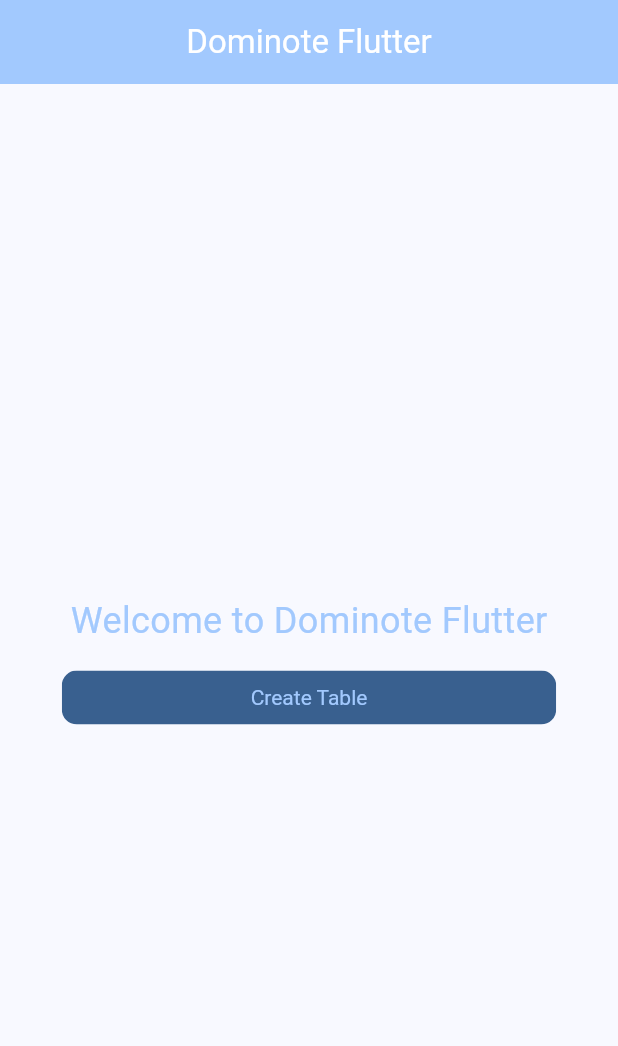
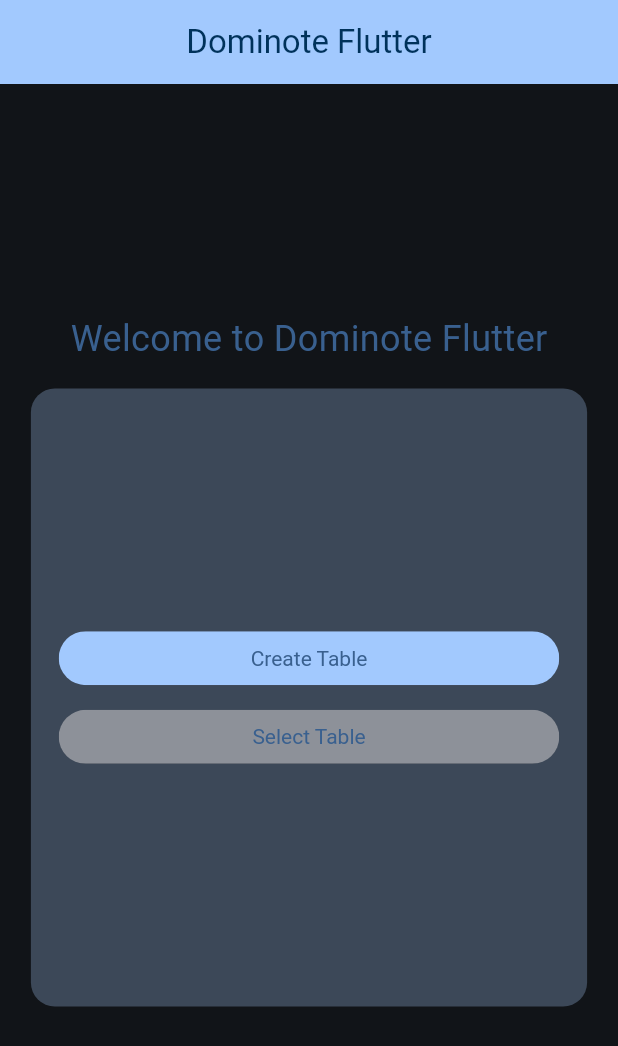
Before and after one commit to CW-75/dominote_app, a Flutter app: the screen it shows after launch, on a phone screen of 412 x 824 dp. Shown: the top 1046 px of the screen. Run offline on Flutter 3.47's test engine with Material 3 defaults, Android fonts, the light colour scheme and no system bars.

Commit message:
Create main panel interface

```diff
--- a/lib/main.dart
+++ b/lib/main.dart
@@ -15,7 +15,7 @@ class MyApp extends StatelessWidget {
     return MaterialApp(
       title: 'Dominote Flutter',
       debugShowCheckedModeBanner: false,
-      theme: ThemeApp().getTheme('default'),
+      theme: ThemeApp().getTheme('dark'),
       home: const MainScreen(),
     );
   }
--- a/lib/ui/screens/main_screen.dart
+++ b/lib/ui/screens/main_screen.dart
@@ -1,3 +1,4 @@
+import 'package:dominote_flutter/ui/widgets/panels/main_panel.dart';
 import 'package:dominote_flutter/ui/widgets/table_button.dart';
 import 'package:flutter/material.dart';
 
@@ -27,12 +28,13 @@ class MainScreen extends StatelessWidget {
                 style: TextStyle(fontSize: 24, color: color.inversePrimary),
               ),
               SizedBox(height: 16),
-              SizedBox(
-                width: media.orientation == Orientation.portrait
-                    ? media.size.width * 0.8
-                    : media.size.width * 0.5,
-                child: CustomAppBtn(label: 'Create Table', onPressed: () => {}),
-              ),
+              MainPanel(),
+              // SizedBox(
+              //   width: media.orientation == Orientation.portrait
+              //       ? media.size.width * 0.6
+              //       : media.size.width * 0.4,
+              //   child: CustomAppBtn(label: 'Create Table', onPressed: () => {}),
+              // ),
             ],
           ),
         ),
--- a/lib/ui/theme/theme.dart
+++ b/lib/ui/theme/theme.dart
@@ -3,16 +3,24 @@ import 'package:flutter/material.dart';
 class ThemeApp {
   Map<String, ThemeData> themes = {
     'default': ThemeData(
+      useMaterial3: true,
       colorScheme: ColorScheme.fromSeed(
         seedColor: const Color.fromARGB(255, 19, 133, 226),
       ),
     ),
-    'orange': ThemeData(
+    'dark': ThemeData(
       useMaterial3: true,
       colorScheme: ColorScheme.fromSeed(
-        seedColor: const Color.fromARGB(255, 207, 119, 25),
+        seedColor: const Color.fromARGB(255, 19, 133, 226),
+        brightness: Brightness.dark,
       ),
     ),
+    // 'orange': ThemeData(
+    //   useMaterial3: true,
+    //   colorScheme: ColorScheme.fromSeed(
+    //     seedColor: const Color.fromARGB(255, 207, 119, 25),
+    //   ),
+    // ),
   };
 
   ThemeData getTheme(String theme) {
--- /dev/null
+++ b/lib/ui/widgets/panels/main_panel.dart
@@ -0,0 +1,40 @@
+import 'package:dominote_flutter/ui/widgets/table_button.dart';
+import 'package:flutter/material.dart';
+
+class MainPanel extends StatelessWidget {
+  const MainPanel({super.key});
+
+  @override
+  Widget build(BuildContext context) {
+    final media = MediaQuery.of(context);
+    final containerWidth = media.orientation == Orientation.portrait
+        ? media.size.width * 0.9
+        : media.size.width * 0.6;
+    final containerHeight = media.orientation == Orientation.portrait
+        ? media.size.height * 0.5
+        : media.size.height * 0.6;
+    return Container(
+      width: containerWidth,
+      height: containerHeight,
+      // color: Theme.of(context).colorScheme.primaryContainer,
+      decoration: BoxDecoration(
+        borderRadius: BorderRadius.circular(16),
+        color: Theme.of(context).colorScheme.secondaryContainer,
+      ),
+      child: Column(
+        mainAxisAlignment: MainAxisAlignment.center,
+        spacing: containerHeight * 0.04,
+        children: [
+          SizedBox(
+            width: containerWidth * 0.9,
+            child: CustomAppBtn(label: 'Create Table', onPressed: () => {}),
+          ),
+          SizedBox(
+            width: containerWidth * 0.9,
+            child: CustomAppBtn(label: 'Select Table', onPressed: null),
+          ),
+        ],
+      ),
+    );
+  }
+}
--- a/lib/ui/widgets/table_button.dart
+++ b/lib/ui/widgets/table_button.dart
@@ -9,11 +9,13 @@ class CustomAppBtn extends StatelessWidget {
   Widget build(BuildContext context) {
     final color = Theme.of(context).colorScheme;
     return ClipRRect(
-      borderRadius: BorderRadiusGeometry.circular(10),
+      borderRadius: BorderRadiusGeometry.circular(20),
       child: Material(
         type: MaterialType.button,
+        elevation: 2,
+        shadowColor: color.shadow,
         textStyle: TextStyle(color: color.inversePrimary),
-        color: onPressed != null ? color.primary : color.primaryContainer,
+        color: onPressed != null ? color.primary : color.outline,
         child: InkWell(
           onTap: onPressed,
           child: Padding(
```
